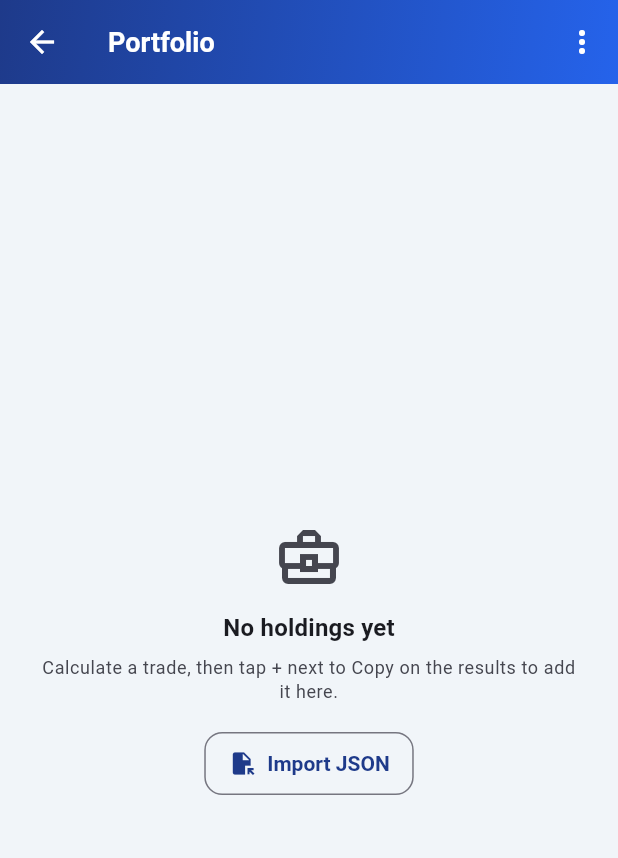
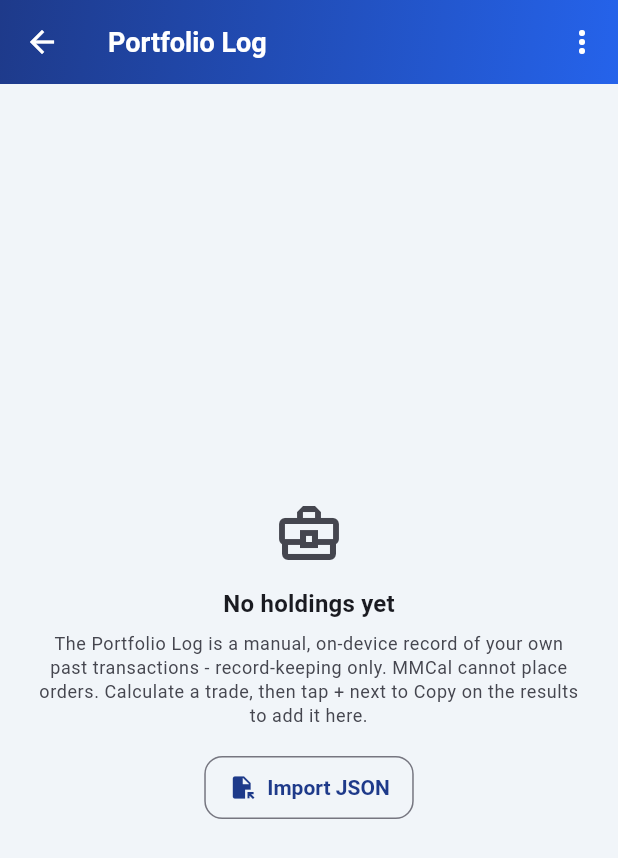
Before and after one commit to kodihammer73/mmcal, a Flutter app: the screen it shows after launch, after a tap on the "business center" icon, on a phone screen of 412 x 824 dp. Shown: the top 858 px of the screen. Run offline on Flutter 3.47's test engine with Material 3 defaults, Android fonts, the phone set to English and light mode, and no system bars; our stand-ins replace google_mobile_ads, package_info_plus, share_plus, shared_preferences; missing offline and left inert: file_selector; network calls fail; project files that could hold a hidden picture were left out.

Commit message:
Disclose Portfolio Log (2.3.1 fix): manual-record wording, reference-price label, iOS update link to App Store; bump to 1.0.7+8

```diff
--- a/lib/main.dart
+++ b/lib/main.dart
@@ -383,7 +383,7 @@ class _HomeScreenState extends State<HomeScreen> with SingleTickerProviderStateM
                         IconButton(
                           icon: const Icon(Icons.business_center,
                               color: Colors.white),
-                          tooltip: 'Portfolio',
+                          tooltip: 'Portfolio log (record of your own trades)',
                           onPressed: () => Navigator.push(
                             context,
                             MaterialPageRoute(
--- a/lib/screens/portfolio_screen.dart
+++ b/lib/screens/portfolio_screen.dart
@@ -436,10 +436,10 @@ class _PortfolioScreenState extends State<PortfolioScreen> {
         leading: const BackButton(),
         backgroundColor: Colors.transparent,
         flexibleSpace: _appBarGradient(context),
-        title: const Text('Portfolio'),
+        title: const Text('Portfolio Log'),
         actions: [
           PopupMenuButton<String>(
-            tooltip: 'Portfolio options',
+            tooltip: 'Portfolio log options',
             onSelected: (v) {
               if (v == 'json') {
                 _exportJson();
@@ -499,8 +499,10 @@ class _PortfolioScreenState extends State<PortfolioScreen> {
                     ?.copyWith(fontWeight: FontWeight.bold)),
             const SizedBox(height: 6),
             Text(
-              'Calculate a trade, then tap + next to Copy on the results '
-              'to add it here.',
+              'The Portfolio Log is a manual, on-device record of your own '
+              'past transactions - record-keeping only. MMCal cannot place '
+              'orders. Calculate a trade, then tap + next to Copy on the '
+              'results to add it here.',
               textAlign: TextAlign.center,
               style: theme.textTheme.bodySmall
                   ?.copyWith(color: theme.colorScheme.onSurfaceVariant),
@@ -745,6 +747,10 @@ class _PortfolioScreenState extends State<PortfolioScreen> {
               Text('Last ${_money.format(q.price)} ${q.currency}',
                   style: theme.textTheme.bodySmall),
               const SizedBox(width: 8),
+              Text('(reference price)',
+                  style: theme.textTheme.bodySmall
+                      ?.copyWith(fontStyle: FontStyle.italic)),
+              const SizedBox(width: 8),
               Text(
                 '${chg >= 0 ? '+' : ''}${_money.format(chg)} '
                 '(${chg >= 0 ? '+' : ''}${q.changePercent.toStringAsFixed(1)}%)',
--- a/pubspec.yaml
+++ b/pubspec.yaml
@@ -1,7 +1,7 @@
 name: flutter_mmcal
-description: Multi Market Calculator - Stock trading cost calculator for 11 markets.
+description: Multi Market Calculator - stock trading cost calculator and manual portfolio log for 11 markets. Records trades the user enters; cannot place orders.
 publish_to: 'none'
-version: 1.0.6+7
+version: 1.0.7+8
 
 
 
```
Also changed, not shown: lib/screens/update_required_screen.dart (+43 -2 lines).
